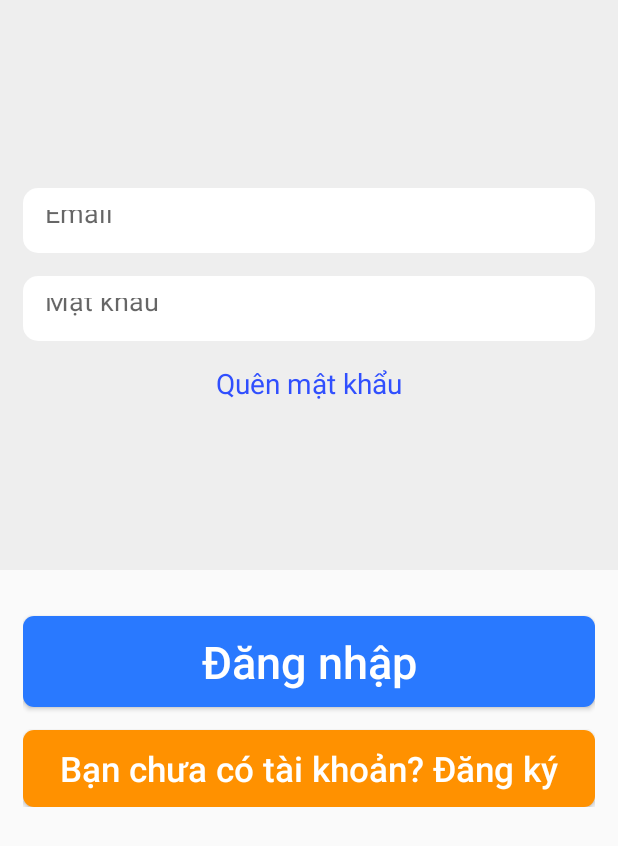
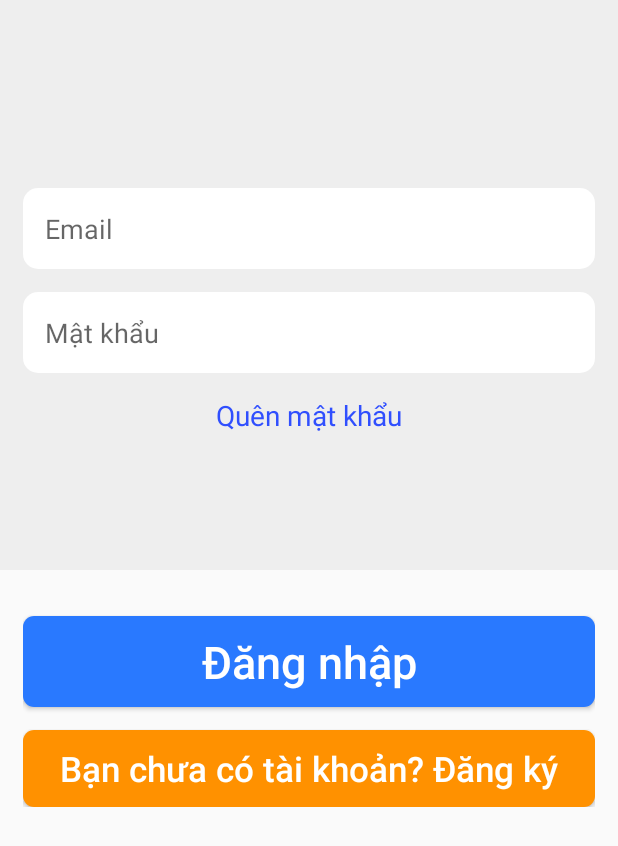
Before and after one commit to ngocluu263/homestay-mobile, an Android app: the layout login.xml on its own in the app's theme, with its tools: preview values and no code run, on a phone screen of 412 x 824 dp. Shown: the top 846 px of the screen. Run offline under Robolectric (Android 15) with nearby library versions, the phone set to English and light mode, and no system bars.

Commit message:
Update value in layout "login.xml"

```diff
--- a/BHomestay/app/src/main/res/layout/login.xml
+++ b/BHomestay/app/src/main/res/layout/login.xml
@@ -14,9 +14,9 @@
         <EditText
             android:id="@+id/email"
             android:layout_width="match_parent"
-            android:layout_height="43dp"
-            android:layout_marginLeft="15dp"
-            android:layout_marginRight="15dp"
+            android:layout_height="wrap_content"
+            android:layout_marginLeft="@dimen/marginLeft"
+            android:layout_marginRight="@dimen/marginRight"
             android:layout_marginTop="125dp"
             android:background="@drawable/edittext"
             android:textColor="#9E9E9E"
@@ -26,10 +26,10 @@
         <EditText
             android:id="@+id/password"
             android:layout_width="match_parent"
-            android:layout_height="43dp"
-            android:layout_marginLeft="15dp"
-            android:layout_marginRight="15dp"
-            android:layout_marginTop="15dp"
+            android:layout_height="wrap_content"
+            android:layout_marginLeft="@dimen/marginLeft"
+            android:layout_marginRight="@dimen/marginRight"
+            android:layout_marginTop="@dimen/marginTop"
             android:background="@drawable/edittext"
             android:textColor="#9E9E9E"
             android:inputType="textPassword"
@@ -39,7 +39,7 @@
             android:id="@+id/forget_password"
             android:layout_width="wrap_content"
             android:layout_height="wrap_content"
-            android:layout_marginTop="15dp"
+            android:layout_marginTop="@dimen/marginTop"
             android:layout_gravity="center"
             android:text="@string/forgetPassword"
             android:autoLink=""
```
